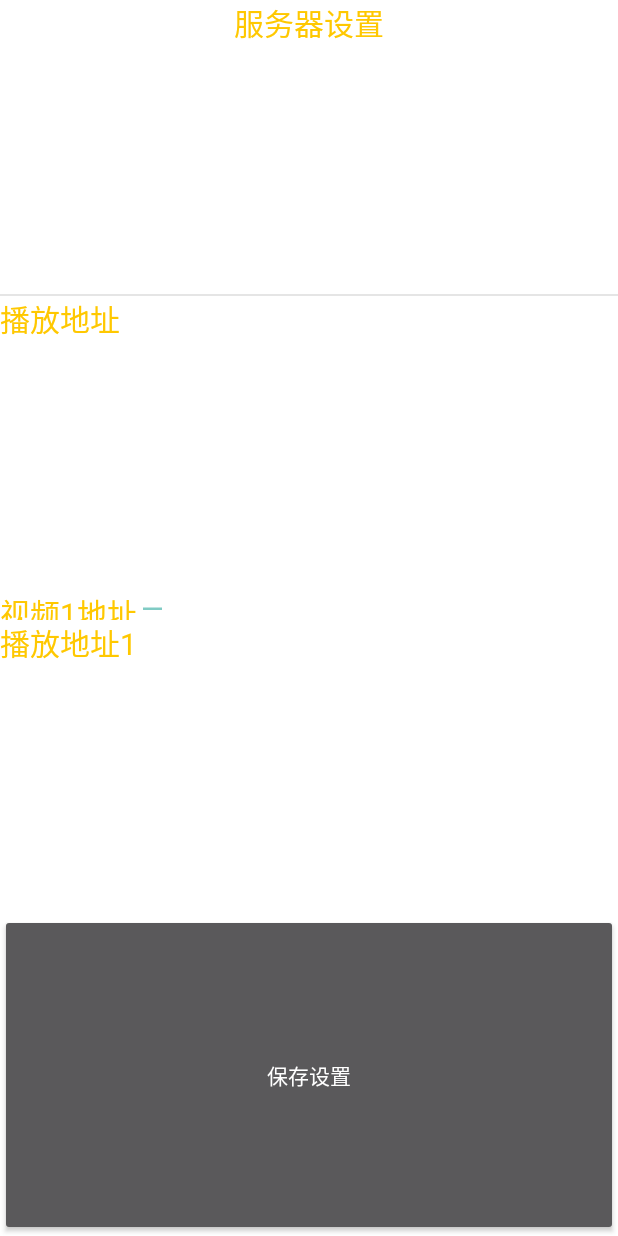
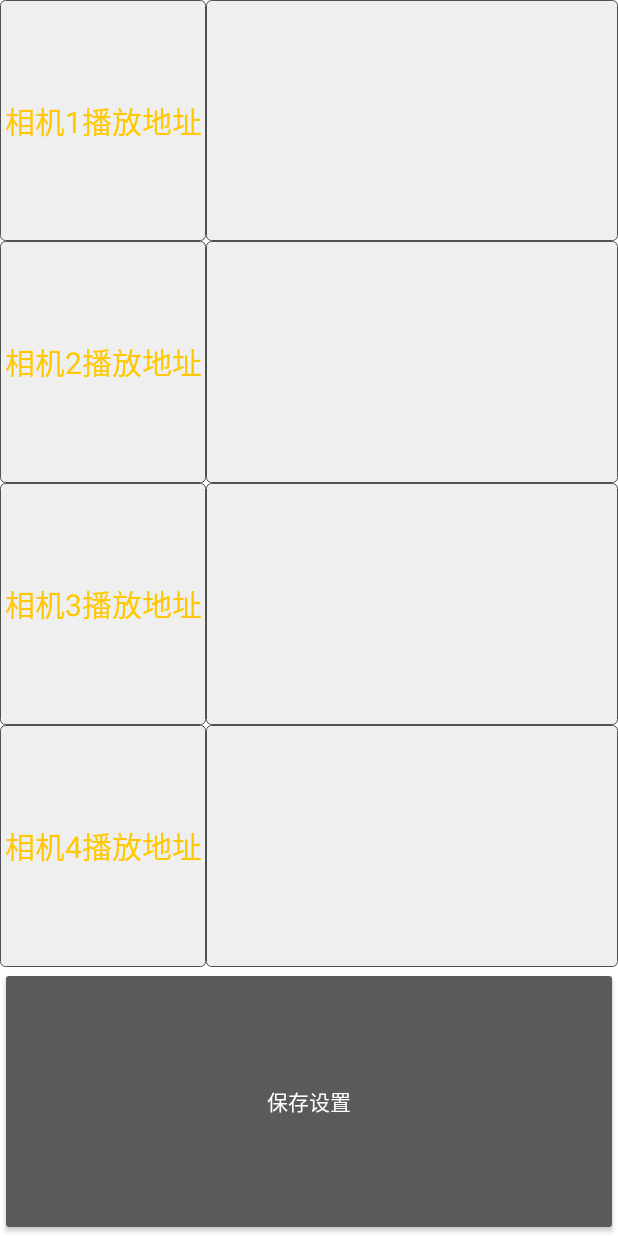
Before and after one commit to peterlixue/JVideoAssist, an Android app: the layout frag_setting.xml on its own in the app's theme, with its tools: preview values and no code run, on a phone screen of 412 x 824 dp. Run offline under Robolectric (Android 15) with nearby library versions, the phone set to English and light mode, and no system bars.

Commit message:
设置界面,参数布局确定,均分

```diff
--- a/JVideoAssist/app/src/main/java/com/ai/jvideoassist/adapter/FragPagerAdapter.java
+++ b/JVideoAssist/app/src/main/java/com/ai/jvideoassist/adapter/FragPagerAdapter.java
@@ -16,7 +16,7 @@ public class FragPagerAdapter extends FragmentPagerAdapter {
 
     private static final String TAG = "FragPagerAdapter";
 
-    public final int PAGER_COUNT = 1;
+    public final int PAGER_COUNT = 3;
 
 
     private FragVideo mVideoFrag = null;
--- /dev/null
+++ b/JVideoAssist/app/src/main/res/drawable/edit_background.xml
@@ -0,0 +1,18 @@
+<?xml version="1.0" encoding="utf-8"?>
+<layer-list
+    xmlns:android="http://schemas.android.com/apk/res/android">
+    <item>
+        <shape
+            xmlns:android="http://schemas.android.com/apk/res/android"
+            android:shape="rectangle">
+            <solid
+                android:color="#EFEFEF"/>
+            <corners
+                android:radius="3dip"
+                />
+            <stroke
+                android:width="0.5px"
+                android:color="#505050"/>
+        </shape>
+    </item>
+</layer-list>
--- a/JVideoAssist/app/src/main/res/layout/frag_setting.xml
+++ b/JVideoAssist/app/src/main/res/layout/frag_setting.xml
@@ -5,63 +5,128 @@
     android:background="@color/bg_white"
     android:orientation="vertical">
 
-    <TextView
-        android:id="@+id/txt_tittle"
-        android:layout_width="match_parent"
-        android:layout_height="wrap_content"
-        android:layout_gravity="center"
-        android:textAlignment="center"
-        android:layout_weight="1"
-        android:text="服务器设置"
-        android:textColor="@color/text_yellow"
-        android:textSize="20sp" />
-    <View
-        android:id="@+id/div_tab_bar"
-        android:layout_width="match_parent"
-        android:layout_height="2px"
-        android:background="@color/div_white" />
-    <TextView
-        android:id="@+id/txt_play_address"
+    <LinearLayout
         android:layout_width="match_parent"
         android:layout_height="wrap_content"
         android:layout_weight="1"
-        android:layout_gravity="center"
-        android:text="播放地址"
-        android:textColor="@color/text_yellow"
-        android:textSize="20sp" />
-    <LinearLayout
-        android:layout_width="match_parent"
-        android:layout_height="wrap_content"
         android:background="@color/bg_white"
         android:orientation="horizontal">
 
         <TextView
             android:id="@+id/txt_name_01"
-            android:layout_width="wrap_content"
-            android:layout_height="20dp"
-            android:layout_gravity="left"
-
-            android:text="视频1地址"
+            android:layout_width="0dp"
+            android:layout_height="match_parent"
+            android:layout_weight="1"
+            android:text="相机1播放地址"
+            android:background="@drawable/edit_background"
+            android:gravity="center_horizontal|center_vertical"
             android:textColor="@color/text_yellow"
             android:textSize="20sp" />
+
         <EditText
-            android:layout_width="wrap_content"
-            android:layout_height="20dp"
-            android:layout_gravity="right|fill_horizontal"
+            android:id="@+id/voice_edittxt_01"
+            android:layout_width="0dp"
+            android:layout_height="match_parent"
+            android:layout_weight="2"
+            android:background="@drawable/edit_background"
+            android:gravity="center_horizontal|center_vertical"
+            android:singleLine="true"
+            android:textColor="@color/text_yellow"
+            android:textSize="20sp" />
+    </LinearLayout>
+
+    <LinearLayout
+        android:layout_width="match_parent"
+        android:layout_height="wrap_content"
+        android:layout_weight="1"
+        android:background="@color/bg_white"
+        android:orientation="horizontal">
+
+        <TextView
+            android:id="@+id/txt_name_02"
+            android:layout_width="0dp"
+            android:layout_height="match_parent"
+            android:layout_weight="1"
+            android:background="@drawable/edit_background"
+            android:gravity="center_horizontal|center_vertical"
+            android:text="相机2播放地址"
+            android:textColor="@color/text_yellow"
+            android:textSize="20sp" />
+
+        <EditText
+            android:id="@+id/voice_edittxt_02"
+            android:layout_width="0dp"
+            android:layout_height="match_parent"
+            android:layout_weight="2"
+            android:background="@drawable/edit_background"
+            android:gravity="center_horizontal|center_vertical"
+            android:singleLine="true"
+            android:textColor="@color/text_yellow"
+            android:textSize="20sp" />
+    </LinearLayout>
+
+    <LinearLayout
+        android:layout_width="match_parent"
+        android:layout_height="wrap_content"
+        android:layout_weight="1"
+        android:background="@color/bg_white"
+        android:orientation="horizontal">
+
+        <TextView
+            android:id="@+id/txt_name_03"
+            android:layout_width="0dp"
+            android:layout_height="match_parent"
+            android:layout_weight="1"
+            android:text="相机3播放地址"
+            android:background="@drawable/edit_background"
+            android:gravity="center_horizontal|center_vertical"
+            android:textColor="@color/text_yellow"
+            android:textSize="20sp" />
+
+        <EditText
+            android:id="@+id/voice_edittxt_03"
+            android:layout_width="0dp"
+            android:layout_height="match_parent"
+            android:layout_weight="2"
+            android:background="@drawable/edit_background"
+            android:gravity="center_horizontal|center_vertical"
+            android:singleLine="true"
+            android:textColor="@color/text_yellow"
+            android:textSize="20sp" />
+    </LinearLayout>
+
+    <LinearLayout
+        android:layout_width="match_parent"
+        android:layout_height="wrap_content"
+        android:layout_weight="1"
+        android:background="@color/bg_white"
+        android:orientation="horizontal">
+
+        <TextView
+            android:id="@+id/txt_name_04"
+            android:layout_width="0dp"
+            android:layout_height="match_parent"
+            android:layout_weight="1"
+            android:text="相机4播放地址"
+            android:background="@drawable/edit_background"
+            android:gravity="center_horizontal|center_vertical"
+            android:textColor="@color/text_yellow"
+            android:textSize="20sp" />
+
+        <EditText
+            android:id="@+id/voice_edittxt_04"
+            android:layout_width="0dp"
+            android:layout_height="match_parent"
+            android:layout_weight="2"
+            android:background="@drawable/edit_background"
+            android:gravity="center_horizontal|center_vertical"
+            android:singleLine="true"
             android:textColor="@color/text_yellow"
             android:textSize="20sp" />
     </LinearLayout>
 
 
-    <TextView
-        android:id="@+id/txt_address_first"
-        android:layout_width="match_parent"
-        android:layout_height="wrap_content"
-        android:layout_weight="1"
-        android:layout_gravity="center"
-        android:text="播放地址1"
-        android:textColor="@color/text_yellow"
-        android:textSize="20sp" />
+
 
     <Button
         android:id="@+id/buttonStop"
--- a/JVideoAssist/app/src/main/res/values/strings.xml
+++ b/JVideoAssist/app/src/main/res/values/strings.xml
@@ -11,4 +11,5 @@
     <string name="tab_menu_setting">系统设置</string>
 
 
+
 </resources>
```
